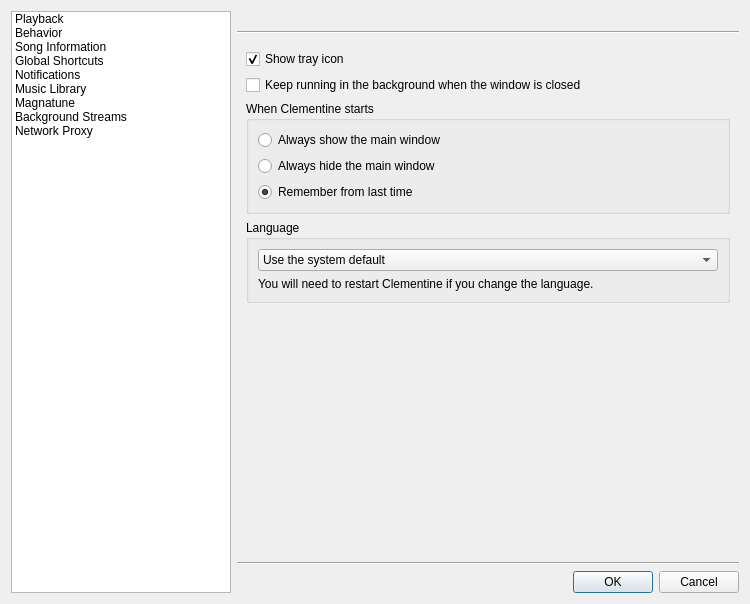
Before: the Qt Designer form src/ui/settingsdialog.ui in clementine-player/Clementine, drawn with Qt 5.
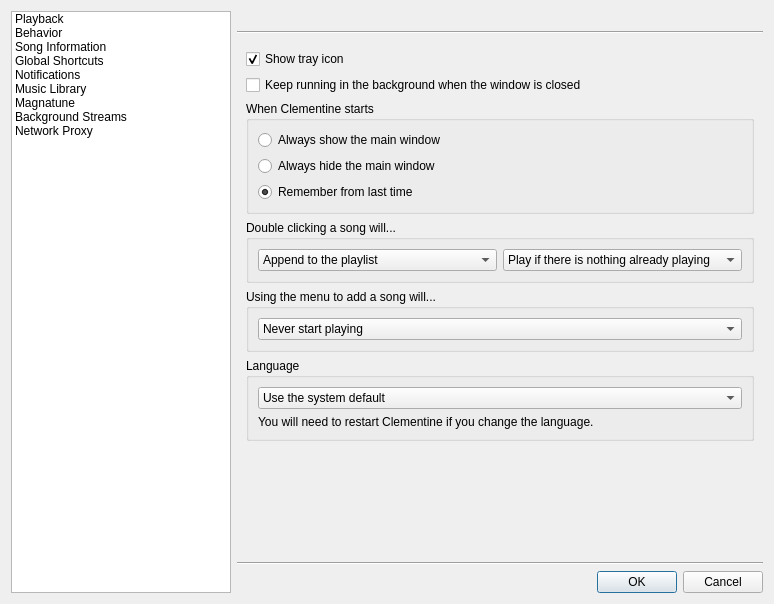
After: the same form once the commit is applied. The open tabs and pages were chosen to show the change. Icons and pictures are not drawn. Custom widgets are drawn as their Qt base class.

Commit message: Add some options to control what happens when you double click or use the menu to add tracks to the playlist

```diff
--- a/src/ui/settingsdialog.ui
+++ b/src/ui/settingsdialog.ui
@@ -6,7 +6,7 @@
    <rect>
     <x>0</x>
     <y>0</y>
-    <width>750</width>
+    <width>774</width>
     <height>604</height>
    </rect>
   </property>
@@ -442,6 +442,90 @@
            </layout>
           </widget>
          </item>
+         <item>
+          <widget class="QGroupBox" name="groupBox_7">
+           <property name="title">
+            <string>Double clicking a song will...</string>
+           </property>
+           <layout class="QHBoxLayout" name="horizontalLayout_6">
+            <item>
+             <widget class="QComboBox" name="doubleclick_addmode">
+              <property name="currentIndex">
+               <number>0</number>
+              </property>
+              <item>
+               <property name="text">
+                <string>Append to the playlist</string>
+               </property>
+              </item>
+              <item>
+               <property name="text">
+                <string>Add to the queue</string>
+               </property>
+              </item>
+              <item>
+               <property name="text">
+                <string>Replace the playlist</string>
+               </property>
+              </item>
+             </widget>
+            </item>
+            <item>
+             <widget class="QComboBox" name="doubleclick_playmode">
+              <property name="currentIndex">
+               <number>1</number>
+              </property>
+              <item>
+               <property name="text">
+                <string>Never start playing</string>
+               </property>
+              </item>
+              <item>
+               <property name="text">
+                <string>Play if there is nothing already playing</string>
+               </property>
+              </item>
+              <item>
+               <property name="text">
+                <string>Always start playing</string>
+               </property>
+              </item>
+             </widget>
+            </item>
+           </layout>
+          </widget>
+         </item>
+         <item>
+          <widget class="QGroupBox" name="groupBox_8">
+           <property name="title">
+            <string>Using the menu to add a song will...</string>
+           </property>
+           <layout class="QVBoxLayout" name="verticalLayout_18">
+            <item>
+             <widget class="QComboBox" name="menu_playmode">
+              <property name="currentIndex">
+               <number>0</number>
+              </property>
+              <item>
+               <property name="text">
+                <string>Never start playing</string>
+               </property>
+              </item>
+              <item>
+               <property name="text">
+                <string>Play if there is nothing already playing</string>
+               </property>
+              </item>
+              <item>
+               <property name="text">
+                <string>Always start playing</string>
+               </property>
+              </item>
+             </widget>
+            </item>
+           </layout>
+          </widget>
+         </item>
          <item>
           <widget class="QGroupBox" name="groupBox_3">
            <property name="title">
```
Left out of the diff: 20 changed lines with no effect on the pictures. The commit also changes 55 other files.
